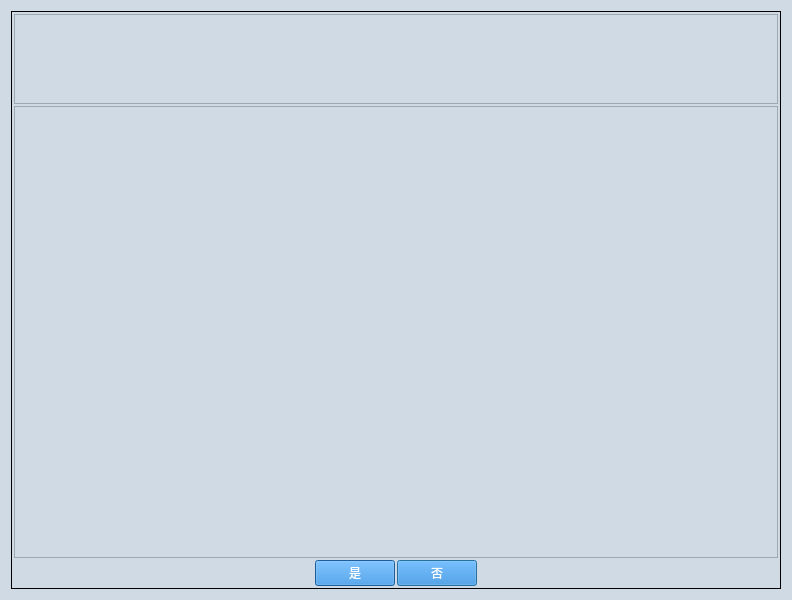
Qt form ui/SIMPLE_TEST_PROCESS_2BTN.ui (gaoxingyu-hub/HUA54testframework) before a commit.
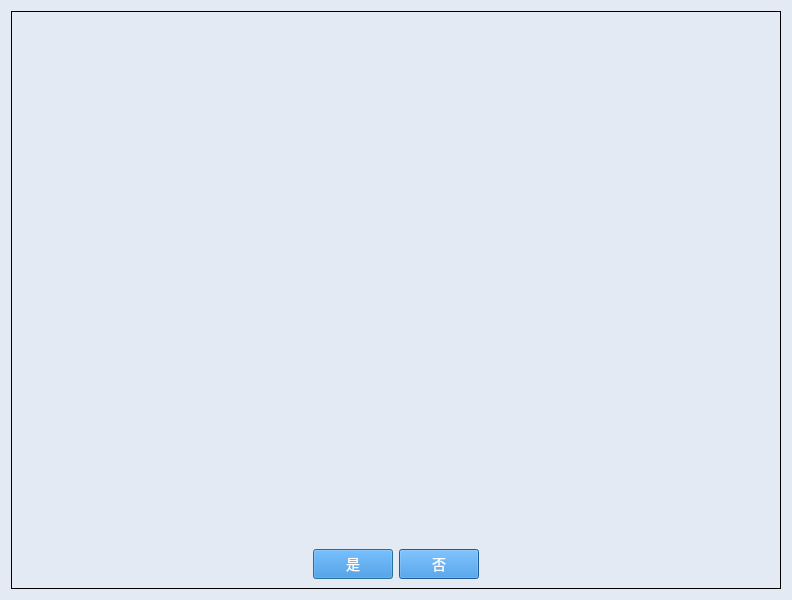
The same form after that commit.

Diff of the .ui file:
```diff
--- a/ui/SIMPLE_TEST_PROCESS_2BTN.ui
+++ b/ui/SIMPLE_TEST_PROCESS_2BTN.ui
@@ -21,47 +21,35 @@
   </property>
   <property name="styleSheet">
    <string notr="true">QDialog{
-background-color:#D0DAE5;
+background-color:#E3EAF4;
+margin-top:10px;
 }
-
-QTextBrower{
-background-color:#D0DAE5;
-}
-
-QLineEdit{
-background-color:#D0DAE5;
-}
-
-QWidget{
-background-color:#D0DAE5;
-}
-
-QStackedWidget{
-background-color:#D0DAE5;
-}
-
-QHeaderView{
-background-color:#D0DAE5;
-}
-
 QLabel{
-font-size:12px;
+font-size:14px;
 font-family:Microsoft YaHei;
-background-color:#D0DAE5;
+background-color:#E3EAF4;
 }
-
-QPushButton{         /*按钮自适应拉伸背景*/
-border-width: 2px 15px 2px 15px;
+QGroupBox{
+font-size:14px;
+font-family:Microsoft YaHei;
+border:1px solid rgb(0, 0, 0);
+background-color:#E3EAF4;
+}
+QPushButton{
 background-color:#2884D8;
 color: #FFFFFF;
-font-size:12px;
+font-size:14px;
 font-family:Microsoft YaHei;
 }
-
-QGroupBox{
-font-size:12px;
-font-family:Microsoft YaHei;
-border:1px solid rgb(0, 0, 0); 
+QTextBrowser{
+border-width:0;
+border-style:outset;
+background-color:#E3EAF4;
+}
+QGraphicsView{
+background-color:#E3EAF4;
+border-width:0;
+border-style:outset;
 }</string>
   </property>
   <layout class="QGridLayout" name="gridLayout_2">
@@ -70,33 +58,22 @@
      <property name="title">
       <string/>
      </property>
-     <layout class="QGridLayout" name="gridLayout_3">
-      <property name="leftMargin">
-       <number>2</number>
-      </property>
-      <property name="topMargin">
-       <number>2</number>
-      </property>
-      <property name="rightMargin">
-       <number>2</number>
-      </property>
-      <property name="bottomMargin">
-       <number>2</number>
-      </property>
-      <property name="spacing">
-       <number>2</number>
-      </property>
+     <layout class="QGridLayout" name="gridLayout">
       <item row="0" column="0">
-       <layout class="QVBoxLayout" name="verticalLayout" stretch="2,10,1">
+       <layout class="QVBoxLayout" name="verticalLayout" stretch="2,9,1">
         <item>
          <widget class="QTextBrowser" name="textBrowser_contents"/>
         </item>
         <item>
-         <widget class="QGraphicsView" name="graphicsView"/>
+         <widget class="QLabel" name="label_img">
+          <property name="text">
+           <string/>
+          </property>
+         </widget>
         </item>
         <item>
-         <layout class="QGridLayout" name="gridLayout">
-          <item row="0" column="0">
+         <layout class="QHBoxLayout" name="horizontalLayout">
+          <item>
            <spacer name="horizontalSpacer">
             <property name="orientation">
              <enum>Qt::Horizontal</enum>
@@ -109,14 +86,21 @@
             </property>
            </spacer>
           </item>
-          <item row="0" column="2">
+          <item>
+           <widget class="QPushButton" name="pushButton_1">
+            <property name="text">
+             <string>是</string>
+            </property>
+           </widget>
+          </item>
+          <item>
            <widget class="QPushButton" name="pushButton_2">
             <property name="text">
              <string>否</string>
             </property>
            </widget>
           </item>
-          <item row="0" column="3">
+          <item>
            <spacer name="horizontalSpacer_2">
             <property name="orientation">
              <enum>Qt::Horizontal</enum>
@@ -129,13 +113,6 @@
             </property>
            </spacer>
           </item>
-          <item row="0" column="1">
-           <widget class="QPushButton" name="pushButton_1">
-            <property name="text">
-             <string>是</string>
-            </property>
-           </widget>
-          </item>
          </layout>
         </item>
        </layout>
```
